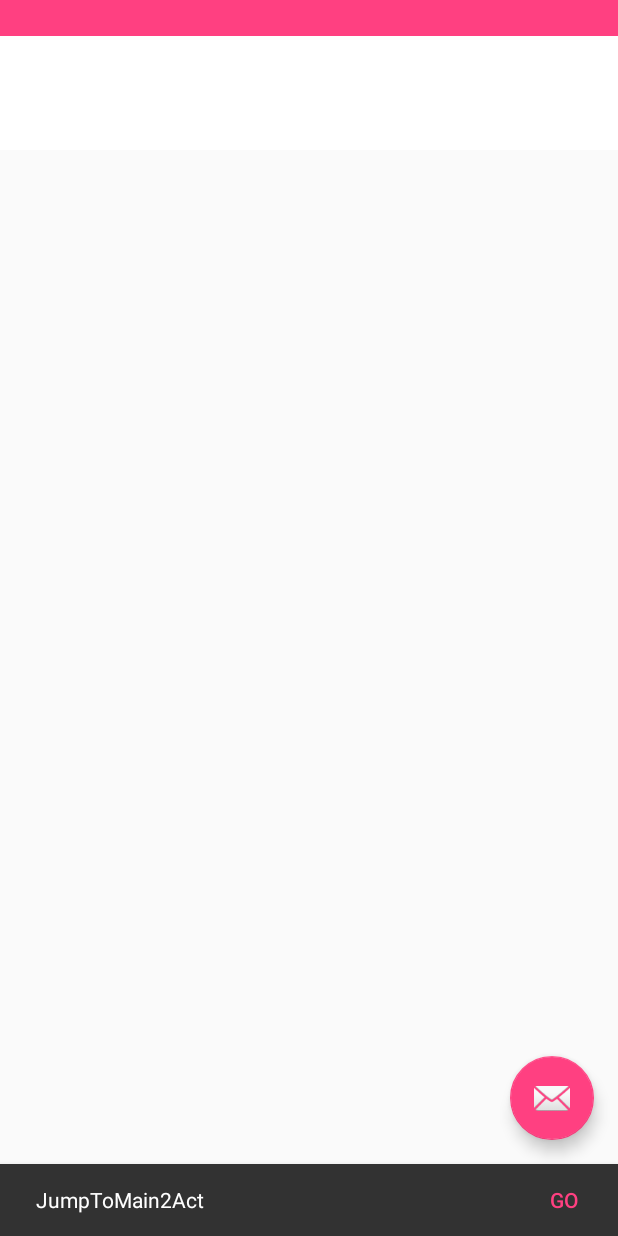
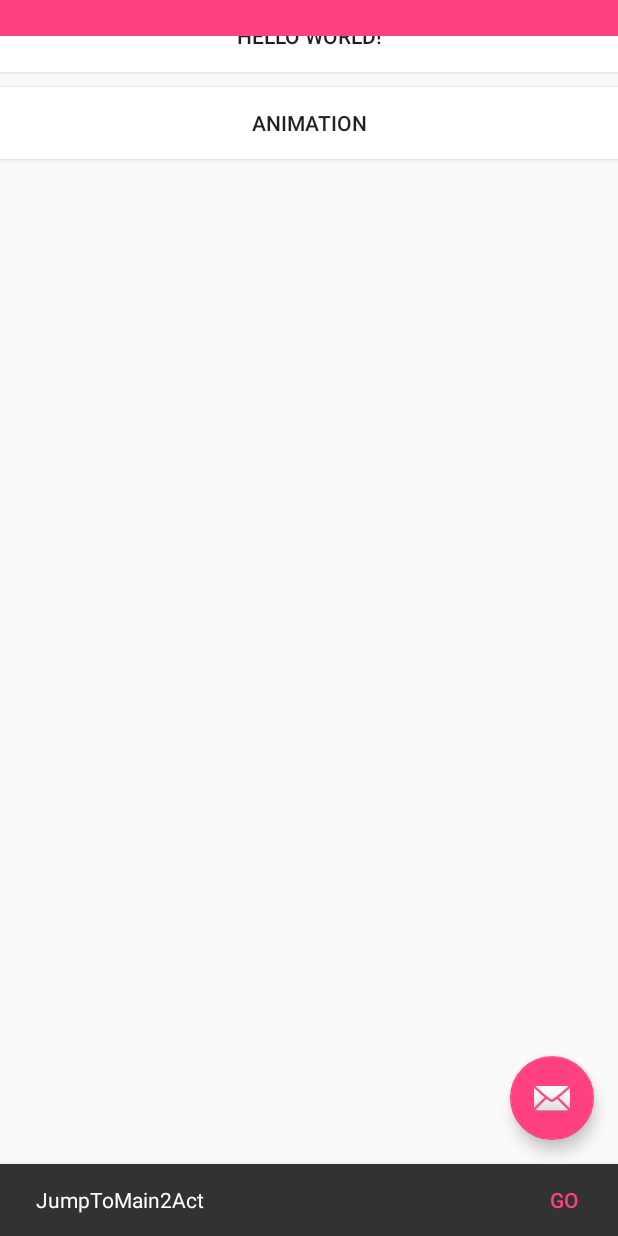
Before and after one commit to dadahaizhou/ImmersiveStatusbar1, an Android app: the screen it shows after launch (MainActivity), after a tap on an icon or button, on a phone screen of 412 x 824 dp. Run offline under Robolectric (Android 15) with nearby library versions, the phone set to English and light mode, and no system bars; 2 other taps on this screen came first.

```diff
--- a/app/build.gradle
+++ b/app/build.gradle
@@ -20,8 +20,9 @@ android {
 }
 
 dependencies {
-    compile fileTree(dir: 'libs', include: ['*.jar'])
+    compile fileTree(include: ['*.jar'], dir: 'libs')
     testCompile 'junit:junit:4.12'
     compile 'com.android.support:appcompat-v7:24.1.1'
     compile 'com.android.support:design:24.1.1'
+    compile 'com.squareup.picasso:picasso:2.5.2'
 }
--- a/app/src/main/AndroidManifest.xml
+++ b/app/src/main/AndroidManifest.xml
@@ -1,6 +1,6 @@
 <?xml version="1.0" encoding="utf-8"?>
 <manifest xmlns:android="http://schemas.android.com/apk/res/android"
-    package="com.zhou.titleapplication">
+    package="com.zhou.application">
 
     <application
         android:allowBackup="true"
@@ -22,7 +22,8 @@
         <activity
             android:name="com.example.administrator.titlebar.BaseActivity"
             android:label="@string/title_activity_base"
-            android:theme="@style/AppTheme.NoActionBar"/>
+            android:theme="@style/AppTheme.NoActionBar" />
+        <activity android:name="com.zhou.animation.AnimationActivity"></activity>
     </application>
 
 </manifest>
--- a/app/src/main/java/com/example/administrator/titlebar/BaseActivity.java
+++ b/app/src/main/java/com/example/administrator/titlebar/BaseActivity.java
@@ -11,7 +11,7 @@ import android.view.View;
 import android.view.Window;
 import android.view.WindowManager;
 
-import com.zhou.titleapplication.R;
+import com.zhou.application.R;
 
 public class BaseActivity extends AppCompatActivity {
     @TargetApi(Build.VERSION_CODES.JELLY_BEAN)
--- a/app/src/main/java/com/example/administrator/titlebar/Main2Activity.java
+++ b/app/src/main/java/com/example/administrator/titlebar/Main2Activity.java
@@ -4,7 +4,7 @@ import android.os.Bundle;
 import android.view.View;
 import android.widget.ImageView;
 
-import com.zhou.titleapplication.R;
+import com.zhou.application.R;
 
 public class Main2Activity extends BaseActivity {
 
--- a/app/src/main/java/com/example/administrator/titlebar/MainActivity.java
+++ b/app/src/main/java/com/example/administrator/titlebar/MainActivity.java
@@ -10,9 +10,11 @@ import android.util.Log;
 import android.view.View;
 import android.view.Menu;
 import android.view.MenuItem;
-import android.widget.TextView;
+import android.widget.Button;
 
-import com.zhou.titleapplication.R;
+
+import com.zhou.animation.AnimationActivity;
+import com.zhou.application.R;
 
 public class MainActivity extends BaseActivity {
 
@@ -45,11 +47,19 @@ public class MainActivity extends BaseActivity {
             });
         }
 
-        TextView tv= (TextView) findViewById(R.id.textview);
-        tv.setOnClickListener(new View.OnClickListener() {
+        Button btn= (Button) findViewById(R.id.btn1);
+        btn.setOnClickListener(new View.OnClickListener() {
             @Override
             public void onClick(View view) {
                 switchFullWindow();
+            }
+        });
+
+        Button btn_animation= (Button) findViewById(R.id.btn_animation);
+        btn_animation.setOnClickListener(new View.OnClickListener() {
+            @Override
+            public void onClick(View view) {
+              startActivity(new Intent(MainActivity.this, AnimationActivity.class));
             }
         });
     }
--- a/app/src/main/res/layout/content_main.xml
+++ b/app/src/main/res/layout/content_main.xml
@@ -10,10 +10,18 @@
 
     tools:context="com.example.administrator.titlebar.MainActivity">
 
-    <TextView
-        android:id="@+id/textview"
+    <Button
+        android:id="@+id/btn1"
         android:text="Hello World!"
         android:layout_width="match_parent"
         android:background="@color/colorwhite"
-        android:layout_height="100dp" />
+        android:layout_height="wrap_content" />
+    <Button
+        android:id="@+id/btn_animation"
+        android:layout_below="@+id/btn1"
+        android:layout_marginTop="10dp"
+        android:text="Animation"
+        android:layout_width="match_parent"
+        android:background="@color/colorwhite"
+        android:layout_height="wrap_content" />
 </RelativeLayout>
```
